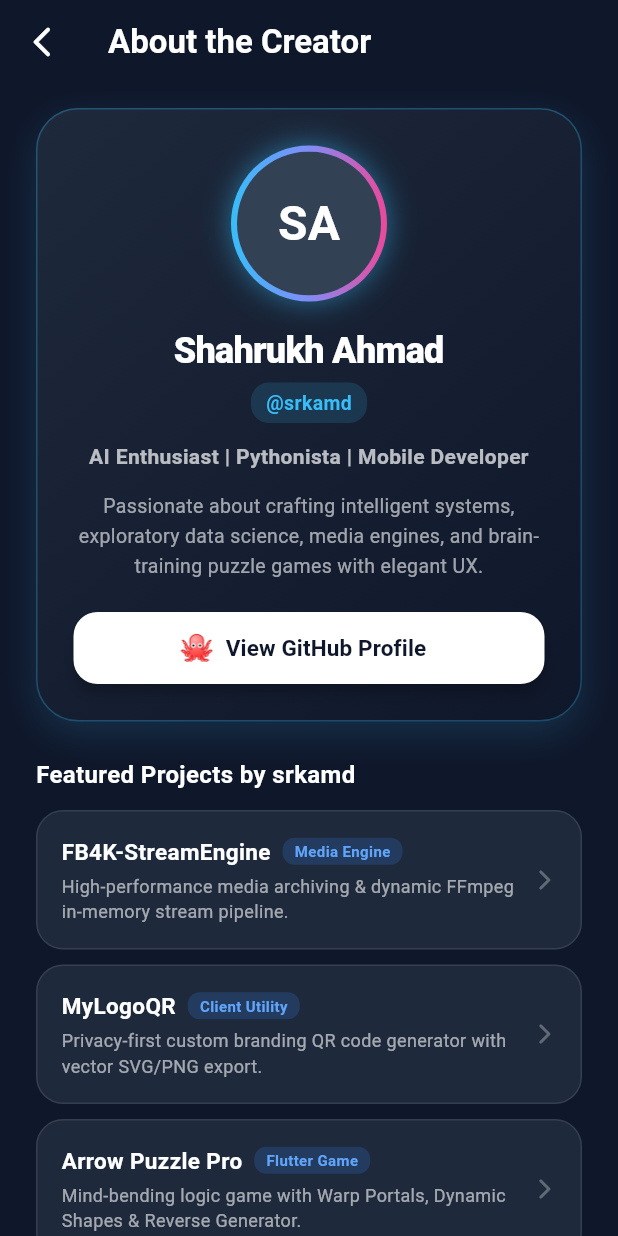
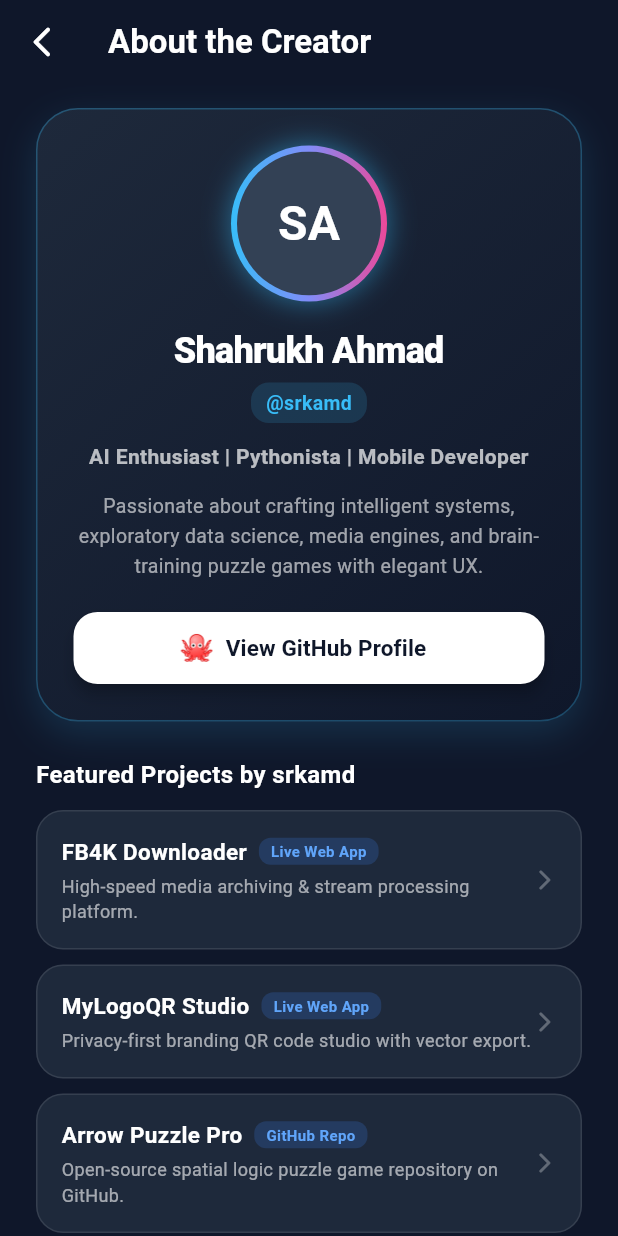
Before and after one commit to srkamd/arrow_puzzle_game, a Flutter app: the DeveloperScreen screen opened directly, on a phone screen of 412 x 824 dp. Run offline on Flutter 3.47's test engine with Material 3 defaults, Android fonts, the phone set to English and light mode, and no system bars; our stand-ins replace audioplayers, shared_preferences; accounts and stored records are empty; network calls fail; statements that could not run were skipped.

Commit message:
Update live project links: fb4kdownloader.com and mylogoqr.com

```diff
--- a/lib/screens/developer_screen.dart
+++ b/lib/screens/developer_screen.dart
@@ -185,23 +185,23 @@ class DeveloperScreen extends StatelessWidget {
             const SizedBox(height: 12),
 
             _buildProjectCard(
-              title: 'FB4K-StreamEngine',
-              desc: 'High-performance media archiving & dynamic FFmpeg in-memory stream pipeline.',
-              badge: 'Media Engine',
-              onTap: () => _launchUrl('https://github.com/srkamd/FB4K-StreamEngine'),
+              title: 'FB4K Downloader',
+              desc: 'High-speed media archiving & stream processing platform.',
+              badge: 'Live Web App',
+              onTap: () => _launchUrl('https://fb4kdownloader.com'),
             ),
             const SizedBox(height: 10),
             _buildProjectCard(
-              title: 'MyLogoQR',
-              desc: 'Privacy-first custom branding QR code generator with vector SVG/PNG export.',
-              badge: 'Client Utility',
-              onTap: () => _launchUrl('https://github.com/srkamd/mylogoqr'),
+              title: 'MyLogoQR Studio',
+              desc: 'Privacy-first branding QR code studio with vector export.',
+              badge: 'Live Web App',
+              onTap: () => _launchUrl('https://mylogoqr.com'),
             ),
             const SizedBox(height: 10),
             _buildProjectCard(
               title: 'Arrow Puzzle Pro',
-              desc: 'Mind-bending logic game with Warp Portals, Dynamic Shapes & Reverse Generator.',
-              badge: 'Flutter Game',
+              desc: 'Open-source spatial logic puzzle game repository on GitHub.',
+              badge: 'GitHub Repo',
               onTap: () => _launchUrl('https://github.com/srkamd'),
             ),
 
@@ -209,7 +209,7 @@ class DeveloperScreen extends StatelessWidget {
 
             // App Version Footer
             const Text(
-              'Arrow Puzzle v1.1.0 • Built with Flutter & Antigravity',
+              'Arrow Puzzle Pro v1.2.0 • Built with Flutter & Antigravity',
               style: TextStyle(fontSize: 11, color: Colors.white30),
             ),
             const SizedBox(height: 16),
```
Also changed, not shown: 1 other file.
